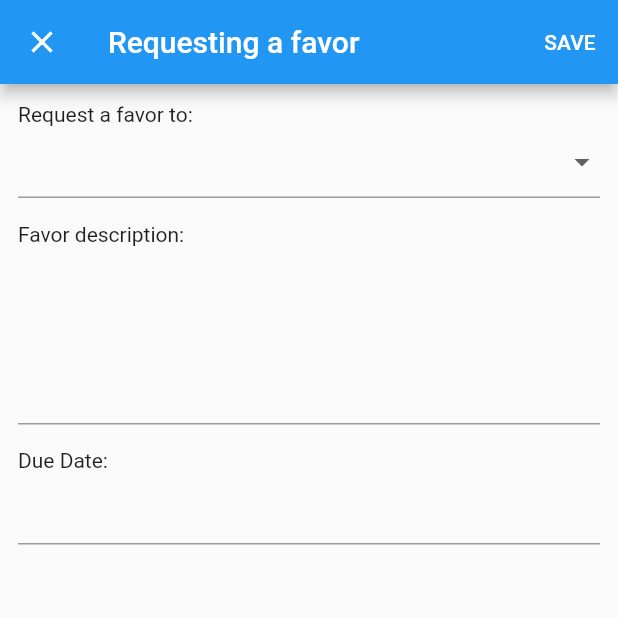
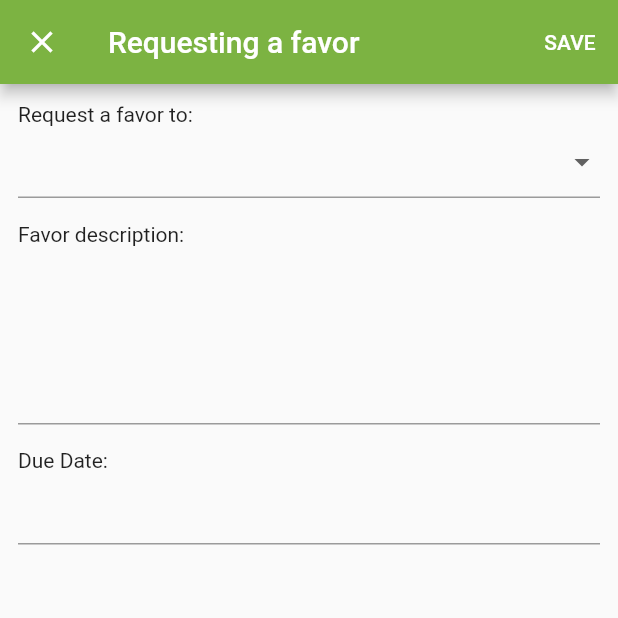
Before and after one commit to RyouMon/FavorManagerApp, a Flutter app: the screen it shows after launch, after a tap on the "add" icon, on a phone screen of 412 x 824 dp, the top half of it. Run offline on Flutter 3.47's test engine with Material 2 defaults, Android fonts, the phone set to English and light mode, and no system bars; drawn by our look-alikes of datetime_picker_formfield; network calls fail.

Commit message:
refactor: overwrite default theme

```diff
--- a/lib/main.dart
+++ b/lib/main.dart
@@ -5,6 +5,7 @@ import 'package:datetime_picker_formfield/datetime_picker_formfield.dart';
 import 'package:favors_manager/mock_values.dart';
 import 'package:favors_manager/favor.dart';
 import 'package:favors_manager/friend.dart';
+import 'package:favors_manager/app_theme.dart';
 
 void main() {
   runApp(MyApp());
@@ -17,6 +18,7 @@ class MyApp extends StatelessWidget {
     return MaterialApp(
       title: 'Flutter Demo',
       home: FavorsPage(),
+      theme: lightTheme,
     );
   }
 }
```
